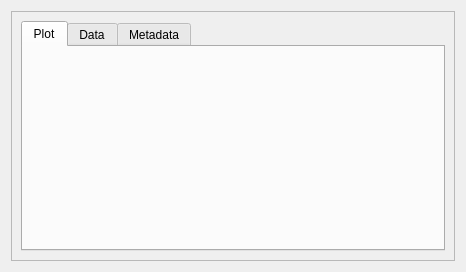
BCDA-APS/gemviz, file gemviz/resources/bluesky_runs_catalog_run_viz.ui: the form before one commit.
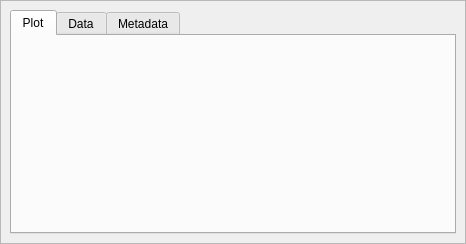
The form after the commit.

Commit message: Reduce layouts margins

```diff
--- a/gemviz/resources/bluesky_runs_catalog_run_viz.ui
+++ b/gemviz/resources/bluesky_runs_catalog_run_viz.ui
@@ -7,13 +7,25 @@
     <x>0</x>
     <y>0</y>
     <width>466</width>
-    <height>272</height>
+    <height>244</height>
    </rect>
   </property>
   <property name="windowTitle">
    <string>Form</string>
   </property>
   <layout class="QVBoxLayout" name="verticalLayout_2">
+   <property name="leftMargin">
+    <number>0</number>
+   </property>
+   <property name="topMargin">
+    <number>0</number>
+   </property>
+   <property name="rightMargin">
+    <number>0</number>
+   </property>
+   <property name="bottomMargin">
+    <number>0</number>
+   </property>
    <item>
     <widget class="QScrollArea" name="scrollArea">
      <property name="widgetResizable">
@@ -24,8 +36,8 @@
        <rect>
         <x>0</x>
         <y>0</y>
-        <width>446</width>
-        <height>252</height>
+        <width>464</width>
+        <height>242</height>
        </rect>
       </property>
       <layout class="QVBoxLayout" name="verticalLayout">
```
The commit also changes 5 other files.
